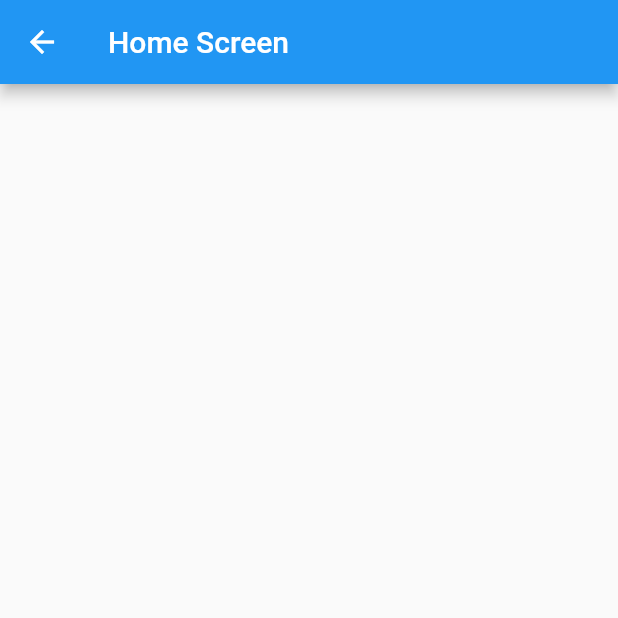
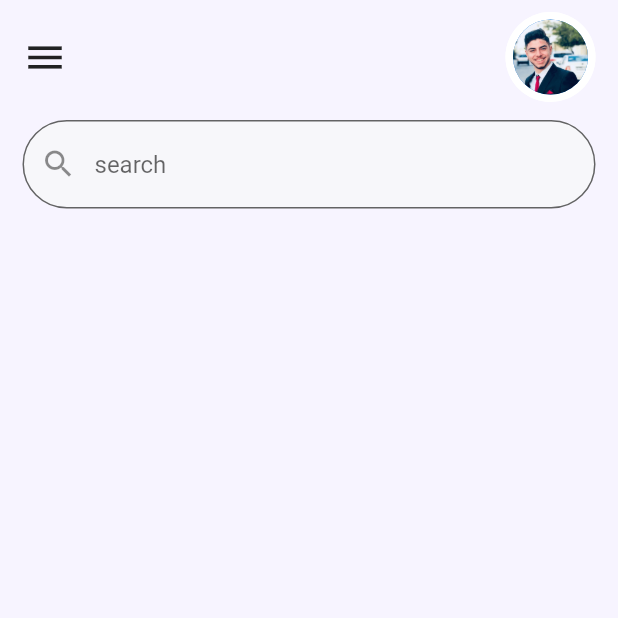
Before and after one commit to Ezz-Al-Moqaied/pal_mail_app, a Flutter app: the HomeScreen screen opened directly, on a phone screen of 412 x 824 dp, the top half of it. Run offline on Flutter 3.47's test engine with Material 2 defaults, Android fonts, the phone set to English and light mode, and no system bars; our stand-ins replace animated_splash_screen, flutter_screenutil, fluttertoast, hexcolor, shared_preferences; accounts and stored records are empty; generated files the repository leaves out were written again.

Commit message:
home page 1

```diff
--- a/lib/screens/home_screen.dart
+++ b/lib/screens/home_screen.dart
@@ -1,13 +1,70 @@
 import 'package:flutter/material.dart';
+import 'package:hexcolor/hexcolor.dart';
+import 'package:pal_mail_app/widgets/text_field_widget.dart';
 
-class HomeScreen extends StatelessWidget {
+
+class HomeScreen extends StatefulWidget {
   const HomeScreen({Key? key}) : super(key: key);
 
   @override
+  State<HomeScreen> createState() => _HomeScreenState();
+}
+
+class _HomeScreenState extends State<HomeScreen> {
+
+  TextEditingController searchController = TextEditingController();
+  @override
   Widget build(BuildContext context) {
     return Scaffold(
-      appBar: AppBar(
-        title: const Text("Home Screen"),
+      backgroundColor:HexColor('#F7F4FF'),
+      drawer: Drawer(
+          child:ListView.builder(itemBuilder: (context, index)=> ListTile())
+      ),
+      body: SafeArea(
+        child: Padding(
+          padding: const EdgeInsets.symmetric(horizontal: 15.0,vertical: 8.0),
+          child: Column(
+            children: [
+              Row(
+                children: [
+                  Icon(Icons.menu,size: 30,),
+                  Spacer(),
+                  Container(
+                    decoration: BoxDecoration(
+                      borderRadius: BorderRadius.circular(30),
+                      color: Colors.white,
+                    ),
+                    child: Stack(
+                      alignment: Alignment.center,
+                      children: [
+                        CircleAvatar(
+                          radius: 30,
+                          backgroundColor: Colors.white,
+                        ),
+                        CircleAvatar(
+                          radius: 25,
+                          backgroundImage: AssetImage('assets/images/pic.png'),
+                        ),
+                      ],
+                    )
+                  )
+                ],
+              ),
+              SizedBox(height: 12,),
+              textFormFieldWidget(
+                borderRadius: BorderRadius.all(Radius.circular(30)),
+                  controller: searchController,
+                  prefixIcon: Icons.search,
+                  hintText: 'search',
+                  type: TextInputType.text,
+                  borderSide: const BorderSide(
+                    color: Colors.black,
+                    width: 1,
+                  ),
+                  validate: (p0) => 'error',)
+            ],
+          ),
+        ),
       ),
     );
   }
--- /dev/null
+++ b/lib/style.dart
@@ -0,0 +1,12 @@
+import 'package:flutter/material.dart';
+
+abstract class Styles {
+  static OutlineInputBorder primaryRoundedOutlineInputBorder =
+  OutlineInputBorder(
+    borderRadius: BorderRadius.circular(12),
+    borderSide: const BorderSide(
+      color: Colors.black,
+      width: 2,
+    ),
+  );
+}
--- a/lib/widgets/login_widget.dart
+++ b/lib/widgets/login_widget.dart
@@ -25,6 +25,8 @@ class LoginWidget extends StatelessWidget {
       child: Column(
         children: [
           textFormFieldWidget(
+            borderRadius: BorderRadius.all(Radius.circular(15)),
+            borderSide: BorderSide.none,
             validate: (value) {
               if (value == null || value.isEmpty) {
                 return 'please enter the email';
@@ -37,6 +39,8 @@ class LoginWidget extends StatelessWidget {
           ),
           smallSpacer,
           textFormFieldWidget(
+            borderRadius: BorderRadius.all(Radius.circular(15)),
+            borderSide: BorderSide.none,
             validate: (value) {
               if (value == null || value.isEmpty) {
                 return 'please enter the password';
--- a/lib/widgets/register_widget.dart
+++ b/lib/widgets/register_widget.dart
@@ -32,6 +32,8 @@ class RegisterWidget extends StatelessWidget {
       child: Column(
         children: [
           textFormFieldWidget(
+            borderRadius: BorderRadius.all(Radius.circular(15)),
+            borderSide: BorderSide.none,
             validate: (value) {
               if (value == null || value.isEmpty) {
                 return 'please enter the username';
@@ -45,6 +47,8 @@ class RegisterWidget extends StatelessWidget {
           ),
           smallSpacer,
           textFormFieldWidget(
+            borderRadius: BorderRadius.all(Radius.circular(15)),
+            borderSide: BorderSide.none,
             validate: (value) {
               if (value == null || value.isEmpty) {
                 return 'please enter the email';
@@ -57,6 +61,8 @@ class RegisterWidget extends StatelessWidget {
           ),
           smallSpacer,
           textFormFieldWidget(
+            borderRadius: BorderRadius.all(Radius.circular(15)),
+            borderSide: BorderSide.none,
             validate: (value) {
               if (value == null || value.isEmpty) {
                 return 'please enter the password';
@@ -70,6 +76,8 @@ class RegisterWidget extends StatelessWidget {
           ),
           smallSpacer,
           textFormFieldWidget(
+            borderRadius: BorderRadius.all(Radius.circular(15)),
+            borderSide: BorderSide.none,
             validate: (value) {
               if (value == null || value.isEmpty) {
                 return 'please enter the confirm password';
--- a/lib/widgets/text_field_widget.dart
+++ b/lib/widgets/text_field_widget.dart
@@ -11,6 +11,8 @@ Widget textFormFieldWidget(
         Function? onChange,
         bool obscureText = false,
         GestureTapCallback? onTapForm,
+          required BorderSide borderSide,
+          required BorderRadius borderRadius,
         String? hintText,
         floatingLabelBehavior = FloatingLabelBehavior.always,
         int maxLines = 1}) =>
@@ -29,7 +31,7 @@ Widget textFormFieldWidget(
           label: Text(label ?? ''),
           prefixIcon: prefixIcon != null ? Icon(prefixIcon) : null,
           suffixIcon: suffixIcon,
-          border: const OutlineInputBorder(
-              borderRadius: BorderRadius.all(Radius.circular(15)),
-              borderSide: BorderSide.none)),
+          border:  OutlineInputBorder(
+              borderRadius: borderRadius,
+              borderSide: borderSide)),
     );
--- a/pubspec.yaml
+++ b/pubspec.yaml
@@ -43,6 +43,7 @@ dependencies:
   shared_preferences: ^2.2.0
   fluttertoast: ^8.2.2
   intl: ^0.18.0
+  hexcolor: ^3.0.1
 
 flutter_launcher_icons:
   android: "launcher_icon"
@@ -75,6 +76,7 @@ flutter:
   # To add assets to your application, add an assets section, like this:
   assets:
     - assets/images/
+    - assets/
 
   # An image asset can refer to one or more resolution-specific "variants", see
   # https://flutter.dev/assets-and-images/#resolution-aware
```
Also changed, not shown: assets/images/pic.png (added), pubspec.lock.
